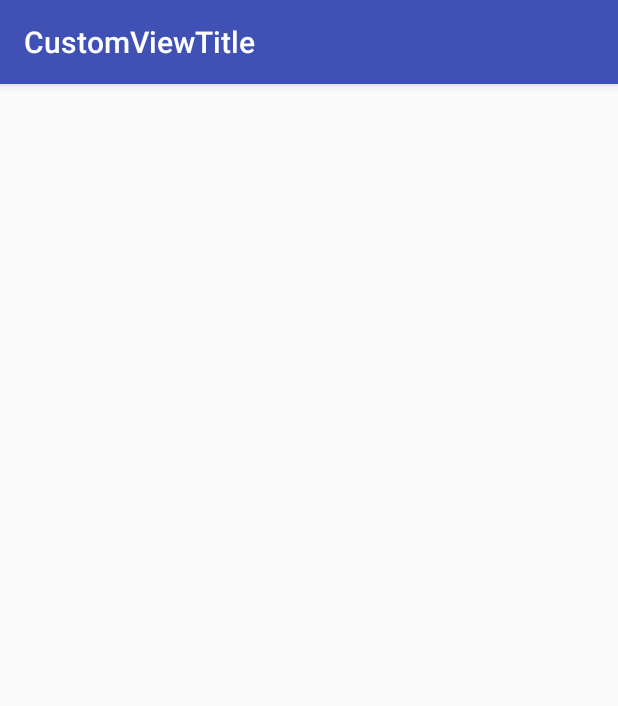
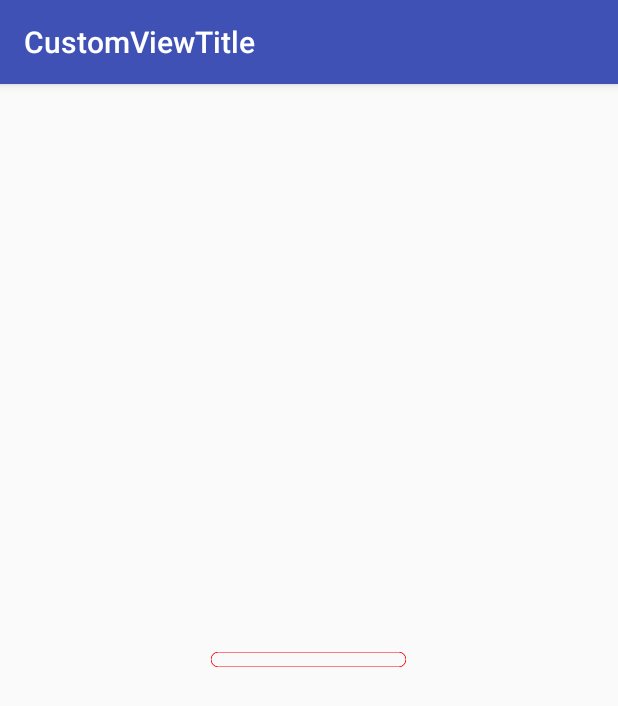
Before and after one commit to LiuLei0571/customView, an Android app: the GroupPurchaseActivity screen opened directly, with no data from a screen before it, on a phone screen of 412 x 824 dp. Shown: the top 706 px of the screen. Run offline under Robolectric (Android 15) with nearby library versions, the phone set to English and light mode, and no system bars.

Commit message:
初始化控件

```diff
--- a/app/src/main/java/com/example/john/activity/GroupPurchaseActivity.java
+++ b/app/src/main/java/com/example/john/activity/GroupPurchaseActivity.java
@@ -3,6 +3,8 @@ package com.example.john.activity;
 import android.os.Bundle;
 import android.support.annotation.Nullable;
 import android.support.v7.app.AppCompatActivity;
+
+import com.example.john.customviewtitle.R;
 
 /**
  * 用途：
@@ -15,5 +17,6 @@ public class GroupPurchaseActivity extends AppCompatActivity {
     @Override
     protected void onCreate(@Nullable Bundle savedInstanceState) {
         super.onCreate(savedInstanceState);
+        setContentView(R.layout.activity_group_purchase);
     }
 }
--- a/app/src/main/java/com/example/join/util/GroupPurchaseView.java
+++ b/app/src/main/java/com/example/join/util/GroupPurchaseView.java
@@ -1,7 +1,10 @@
 package com.example.join.util;
 
 import android.content.Context;
+import android.graphics.Canvas;
+import android.graphics.Color;
 import android.graphics.Paint;
+import android.graphics.RectF;
 import android.support.annotation.Nullable;
 import android.util.AttributeSet;
 import android.view.View;
@@ -15,16 +18,50 @@ import android.view.View;
 
 public class GroupPurchaseView extends View {
     private Paint mPaint;
+    private int defaultColor = Color.RED;
 
     public GroupPurchaseView(Context context) {
-        super(context);
+        this(context, null);
     }
 
     public GroupPurchaseView(Context context, @Nullable AttributeSet attrs) {
-        super(context, attrs);
+        this(context, attrs, 0);
     }
 
     public GroupPurchaseView(Context context, @Nullable AttributeSet attrs, int defStyleAttr) {
         super(context, attrs, defStyleAttr);
+        init(context, attrs);
+    }
+
+    public void init(Context context, AttributeSet attrs) {
+    }
+
+    @Override
+    protected void onMeasure(int widthMeasureSpec, int heightMeasureSpec) {
+        super.onMeasure(widthMeasureSpec, heightMeasureSpec);
+    }
+
+    @Override
+    protected void onLayout(boolean changed, int left, int top, int right, int bottom) {
+        super.onLayout(changed, left, top, right, bottom);
+    }
+
+    @Override
+    protected void onSizeChanged(int w, int h, int oldw, int oldh) {
+        super.onSizeChanged(w, h, oldw, oldh);
+
+    }
+
+    @Override
+    protected void onDraw(Canvas canvas) {
+        super.onDraw(canvas);
+        if (mPaint == null) {
+            mPaint = new Paint();
+        }
+        mPaint.setColor(defaultColor);
+        mPaint.setAntiAlias(true);
+        mPaint.setStyle(Paint.Style.STROKE);
+        RectF mRectf = new RectF(0, 0, getMeasuredWidth(), getMeasuredHeight());
+        canvas.drawRoundRect(mRectf, 35, 35, mPaint);
     }
 }
--- /dev/null
+++ b/app/src/main/res/layout/activity_group_purchase.xml
@@ -0,0 +1,11 @@
+<?xml version="1.0" encoding="utf-8"?>
+<FrameLayout xmlns:android="http://schemas.android.com/apk/res/android"
+             android:layout_width="match_parent"
+             android:layout_height="match_parent"
+             android:orientation="vertical">
+
+    <com.example.join.util.GroupPurchaseView
+        android:layout_width="130dp"
+        android:layout_height="10dp"
+        android:layout_gravity="center"/>
+</FrameLayout>
```
